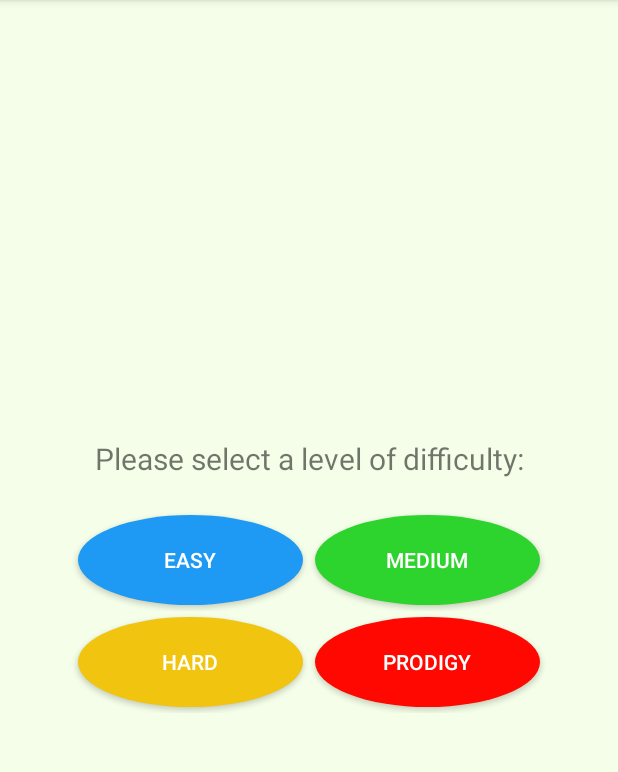
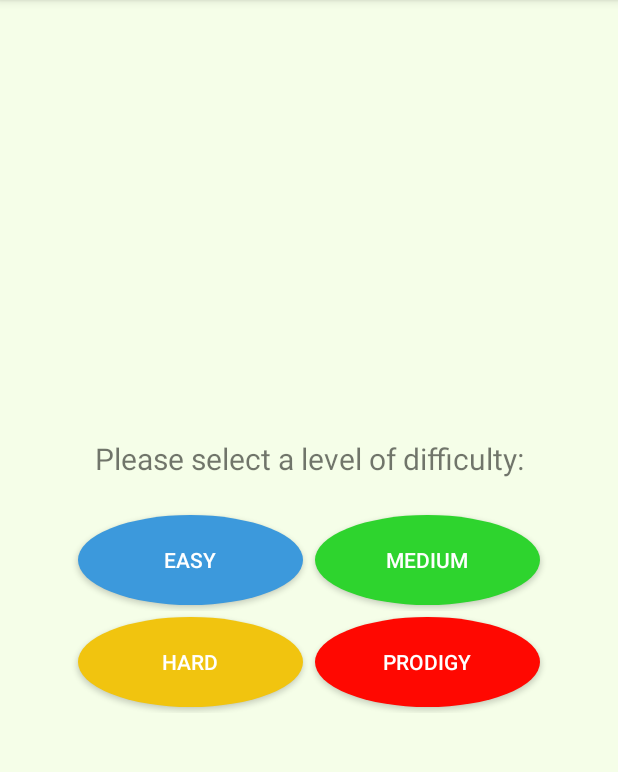
Before and after one commit to Eli-Drew/Revised567Project, an Android app: the DifficultySelect screen opened directly, with no data from a screen before it, on a phone screen of 412 x 824 dp, the part 84-856 px from its top. Run offline under Robolectric (Android 15) with nearby library versions, the phone set to English and light mode, and no system bars.

Commit message:
so the easy button works now. the colors just need to be changed since i just copied the default button.

```diff
--- a/app/src/main/res/values/styles.xml
+++ b/app/src/main/res/values/styles.xml
@@ -14,7 +14,7 @@
     </style>
 
     <style name="ButtonDefault.Easy">
-        <item name="android:backgroundTint">@color/soothing_blue</item>
+        <item name="android:background">@drawable/easy_button_root</item>
     </style>
     <style name="ButtonDefault.Med">
         <item name="android:backgroundTint">@color/green</item>
```
